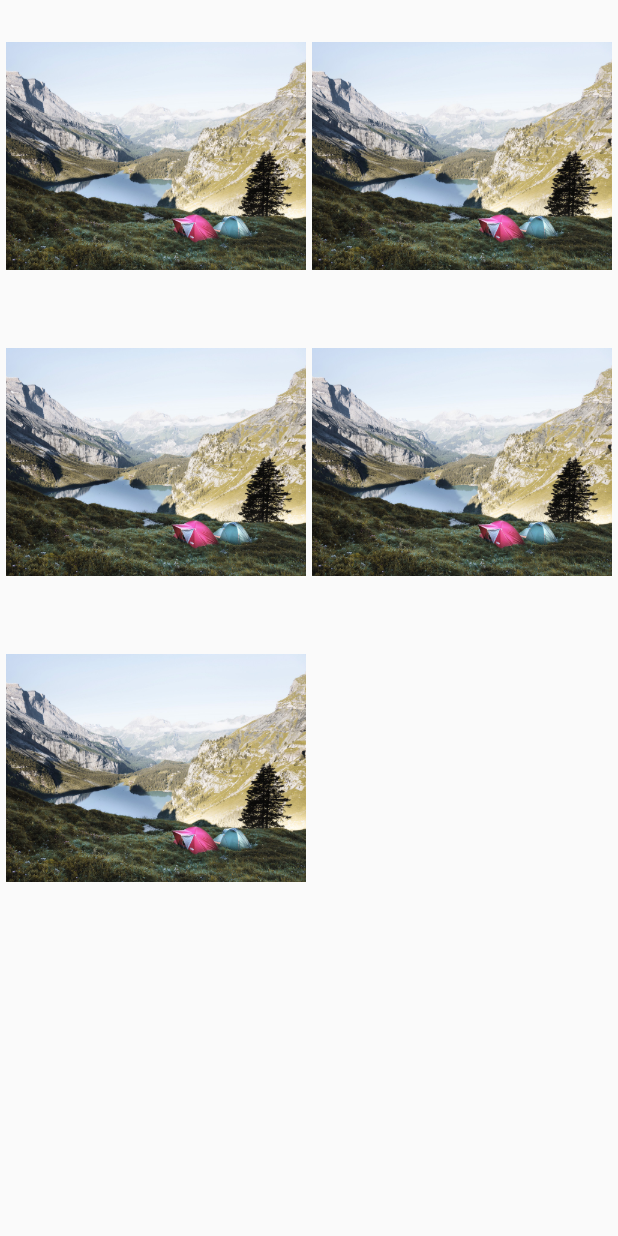
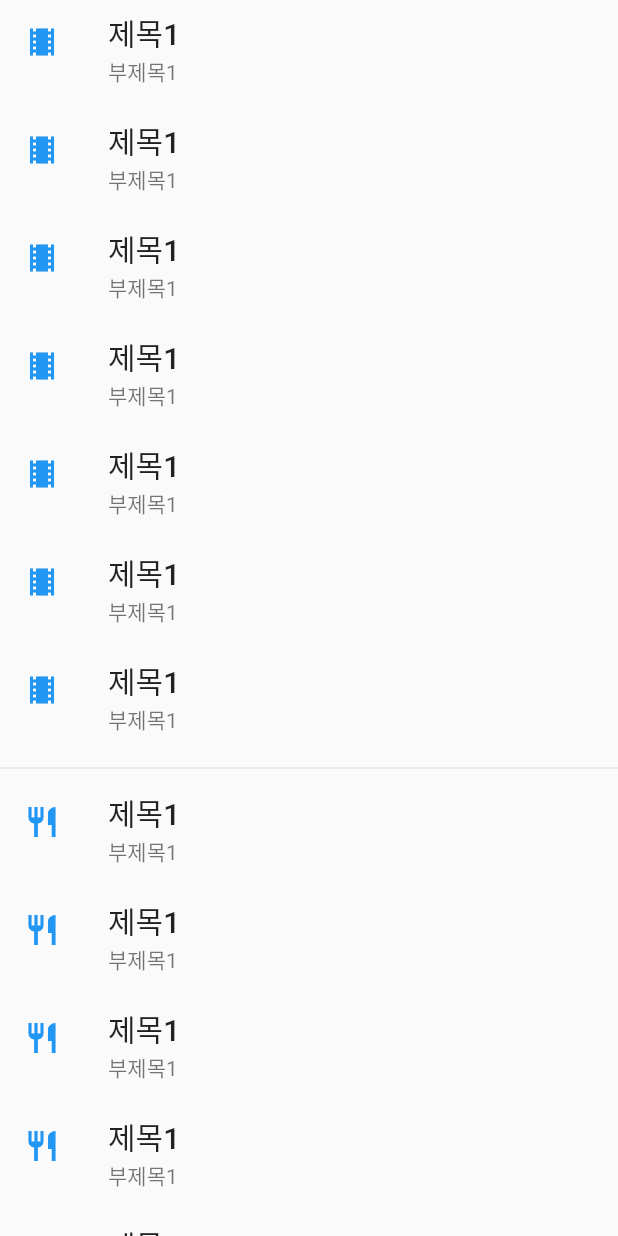
Before and after one commit to dohyun82/flutter-demo, a Flutter app: the screen it shows after launch, on a phone screen of 412 x 824 dp. Run offline on Flutter 3.47's test engine with Material 2 defaults, Android fonts, the phone set to English and light mode, and no system bars; our stand-ins replace get, go_router; missing offline and left inert: dart:ffi.

Commit message:
feat : ListView

```diff
--- a/lib/main.dart
+++ b/lib/main.dart
@@ -12,13 +12,24 @@ import 'package:provider/provider.dart';
 /// User interface
 
 // 일반적인 위젯들
+
+// ListView
 void main() {
   runApp(
     const MaterialApp(
-      home: GridViewDemo(),
+      home: ListViewDemo(),
     ),
   );
 }
+
+// GridView
+// void main() {
+//   runApp(
+//     const MaterialApp(
+//       home: GridViewDemo(),
+//     ),
+//   );
+// }
 
 // Container
 // void main() {
--- a/lib/ui/CommonLayoutWidgets.dart
+++ b/lib/ui/CommonLayoutWidgets.dart
@@ -1,6 +1,59 @@
 import 'package:flutter/material.dart';
 
 /// 일반적인 레이아웃 위젯들
+
+/// ListView
+/// Column 위젯과 비슷하지만 자동 스크롤링 기능 제공
+/// 수평/수직 가능
+class ListViewDemo extends StatelessWidget {
+  const ListViewDemo({Key? key}) : super(key: key);
+
+  @override
+  Widget build(BuildContext context) {
+    return Scaffold(
+      body: SafeArea(
+        child: _buildList(),
+      ),
+    );
+  }
+
+  Widget _buildList() {
+    return ListView(
+      children: [
+        _tile('제목1', '부제목1', Icons.theaters),
+        _tile('제목1', '부제목1', Icons.theaters),
+        _tile('제목1', '부제목1', Icons.theaters),
+        _tile('제목1', '부제목1', Icons.theaters),
+        _tile('제목1', '부제목1', Icons.theaters),
+        _tile('제목1', '부제목1', Icons.theaters),
+        _tile('제목1', '부제목1', Icons.theaters),
+        const Divider(),
+        _tile('제목1', '부제목1', Icons.restaurant),
+        _tile('제목1', '부제목1', Icons.restaurant),
+        _tile('제목1', '부제목1', Icons.restaurant),
+        _tile('제목1', '부제목1', Icons.restaurant),
+        _tile('제목1', '부제목1', Icons.restaurant),
+      ],
+    );
+  }
+
+  ListTile _tile(String title, String subTitle, IconData icon) {
+    return ListTile(
+      title: Text(
+        title,
+        style: const TextStyle(
+          fontWeight: FontWeight.w500,
+          fontSize: 20,
+        ),
+      ),
+      subtitle: Text(subTitle),
+      leading: Icon(
+        icon,
+        color: Colors.blue[500],
+      ),
+    );
+  }
+}
 
 /// GridView
 /// 그리드에 위젯 배치
```
